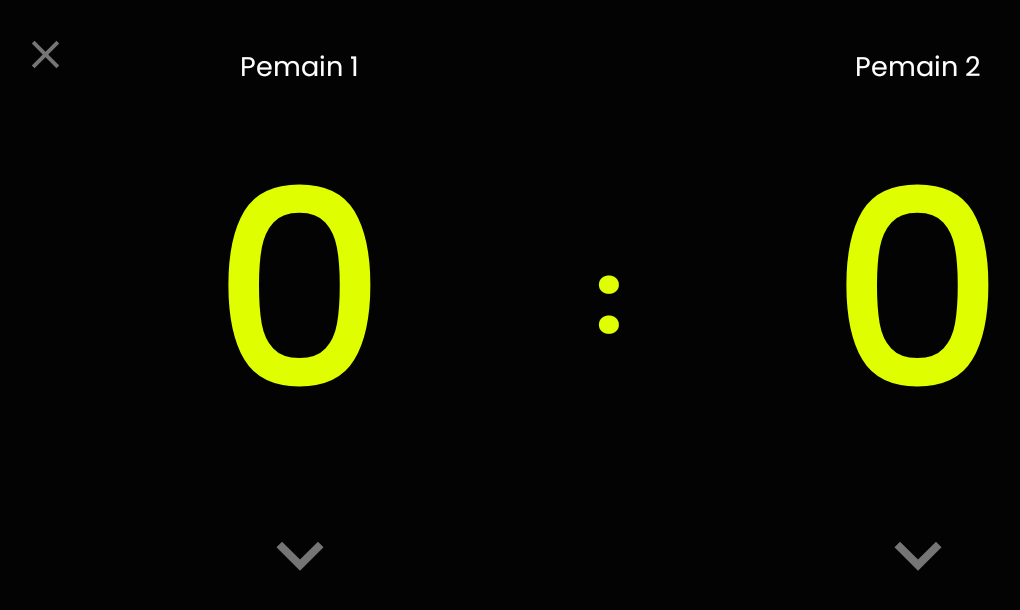
After one commit to himawanmasyaid/score-board-android, an Android app: the ScoreBoardActivity screen opened directly, with no data from a screen before it, on a phone screen of 824 x 412 dp (held sideways). The commit adds this screen. Shown: the top 610 px of the screen, without its empty margins (9-1029 px from the left). Run offline under Robolectric (Android 15) with nearby library versions, the phone set to English and light mode, and no system bars; our stand-ins replace sdp/ssp sizes.

Commit message:
- create score board class - navigation to score board - score board view

```diff
--- a/app/src/main/AndroidManifest.xml
+++ b/app/src/main/AndroidManifest.xml
@@ -13,6 +13,14 @@
         android:theme="@style/NoActionBar"
         tools:targetApi="31">
         <activity
+            android:name=".ui.score.ScoreBoardActivity"
+            android:screenOrientation="landscape"
+            android:exported="false">
+            <meta-data
+                android:name="android.app.lib_name"
+                android:value="" />
+        </activity>
+        <activity
             android:name=".ui.main.MainActivity"
             android:exported="false">
             <meta-data
@@ -22,8 +30,9 @@
         <activity
             android:name=".ui.splash.SplashActivity"
             android:exported="true">
-            <intent-filter  android:autoVerify="true">
+            <intent-filter android:autoVerify="true">
                 <action android:name="android.intent.action.MAIN" />
+
                 <category android:name="android.intent.category.LAUNCHER" />
             </intent-filter>
 
--- a/app/src/main/java/com/himawanmasyaid/scoreboardandroid/ui/main/MainActivity.kt
+++ b/app/src/main/java/com/himawanmasyaid/scoreboardandroid/ui/main/MainActivity.kt
@@ -1,5 +1,6 @@
 package com.himawanmasyaid.scoreboardandroid.ui.main
 
+import android.content.Intent
 import androidx.appcompat.app.AppCompatActivity
 import android.os.Bundle
 import android.util.Log
@@ -8,7 +9,9 @@ import androidx.recyclerview.widget.LinearLayoutManager
 import com.himawanmasyaid.scoreboardandroid.R
 import com.himawanmasyaid.scoreboardandroid.common.viewBinding
 import com.himawanmasyaid.scoreboardandroid.databinding.ActivityMainBinding
+import com.himawanmasyaid.scoreboardandroid.model.SportModel
 import com.himawanmasyaid.scoreboardandroid.ui.base.BaseActivity
+import com.himawanmasyaid.scoreboardandroid.ui.score.ScoreBoardActivity
 
 class MainActivity : BaseActivity() {
 
@@ -16,7 +19,9 @@ class MainActivity : BaseActivity() {
     private val viewModel by viewModels<MainViewModel>()
 
     private val adapter by lazy(LazyThreadSafetyMode.NONE) {
-        SportsAdapter()
+        SportsAdapter(
+            ::onDirectScoreBoard
+        )
     }
 
     override fun onCreate(savedInstanceState: Bundle?) {
@@ -49,6 +54,12 @@ class MainActivity : BaseActivity() {
         }
     }
 
+    private fun onDirectScoreBoard(sport: SportModel) {
+        val intent = Intent(this, ScoreBoardActivity::class.java)
+        intent.putExtra(ScoreBoardActivity.SPORT_ID_ARGS, sport.id)
+        startActivity(intent)
+    }
+
     private fun setLog(msg: String) {
         Log.e("main", msg)
     }
--- a/app/src/main/java/com/himawanmasyaid/scoreboardandroid/ui/main/SportsAdapter.kt
+++ b/app/src/main/java/com/himawanmasyaid/scoreboardandroid/ui/main/SportsAdapter.kt
@@ -8,7 +8,9 @@ import com.himawanmasyaid.scoreboardandroid.common.convertSecondToMinutes
 import com.himawanmasyaid.scoreboardandroid.databinding.ItemSportsBinding
 import com.himawanmasyaid.scoreboardandroid.model.SportModel
 
-class SportsAdapter : RecyclerView.Adapter<SportsAdapter.ViewHolder>() {
+class SportsAdapter(
+    private val onClickSports: (SportModel) -> Unit
+): RecyclerView.Adapter<SportsAdapter.ViewHolder>() {
 
     var listData: MutableList<SportModel> = ArrayList()
 
@@ -62,6 +64,11 @@ class SportsAdapter : RecyclerView.Adapter<SportsAdapter.ViewHolder>() {
                 if (it.image != 0) {
                     ivIcon.setImageResource(it.image)
                 }
+
+                itemView.setOnClickListener { view ->
+                    onClickSports(it)
+                }
+
             }
 
         }
--- /dev/null
+++ b/app/src/main/java/com/himawanmasyaid/scoreboardandroid/ui/score/ScoreBoardActivity.kt
@@ -0,0 +1,30 @@
+package com.himawanmasyaid.scoreboardandroid.ui.score
+
+import androidx.appcompat.app.AppCompatActivity
+import android.os.Bundle
+import com.himawanmasyaid.scoreboardandroid.R
+import com.himawanmasyaid.scoreboardandroid.common.viewBinding
+import com.himawanmasyaid.scoreboardandroid.databinding.ActivityScoreBoardBinding
+
+class ScoreBoardActivity : AppCompatActivity() {
+
+    private val binding by viewBinding(ActivityScoreBoardBinding::inflate)
+
+    companion object {
+        const val SPORT_ID_ARGS : String = "SPORT_ID_ARGS"
+    }
+
+    override fun onCreate(savedInstanceState: Bundle?) {
+        super.onCreate(savedInstanceState)
+        setContentView(binding.root)
+
+        val sportId = intent.getIntExtra(SPORT_ID_ARGS, 0)
+        initView()
+
+    }
+
+    private fun initView() {
+
+    }
+
+}
--- /dev/null
+++ b/app/src/main/res/drawable/ic_arrow_down_dark.xml
@@ -0,0 +1,5 @@
+<vector android:height="48dp" android:tint="#757575"
+    android:viewportHeight="24" android:viewportWidth="24"
+    android:width="48dp" xmlns:android="http://schemas.android.com/apk/res/android">
+    <path android:fillColor="@android:color/white" android:pathData="M7.41,8.59L12,13.17l4.59,-4.58L18,10l-6,6 -6,-6 1.41,-1.41z"/>
+</vector>
--- /dev/null
+++ b/app/src/main/res/drawable/ic_arrow_up_dark.xml
@@ -0,0 +1,5 @@
+<vector android:height="48dp" android:tint="#757575"
+    android:viewportHeight="24" android:viewportWidth="24"
+    android:width="48dp" xmlns:android="http://schemas.android.com/apk/res/android">
+    <path android:fillColor="@android:color/white" android:pathData="M7.41,15.41L12,10.83l4.59,4.58L18,14l-6,-6 -6,6z"/>
+</vector>
--- /dev/null
+++ b/app/src/main/res/drawable/ic_baseline_close.xml
@@ -0,0 +1,5 @@
+<vector android:height="24dp" android:tint="#757575"
+    android:viewportHeight="24" android:viewportWidth="24"
+    android:width="24dp" xmlns:android="http://schemas.android.com/apk/res/android">
+    <path android:fillColor="@android:color/white" android:pathData="M19,6.41L17.59,5 12,10.59 6.41,5 5,6.41 10.59,12 5,17.59 6.41,19 12,13.41 17.59,19 19,17.59 13.41,12z"/>
+</vector>
--- /dev/null
+++ b/app/src/main/res/layout/activity_score_board.xml
@@ -0,0 +1,121 @@
+<?xml version="1.0" encoding="utf-8"?>
+<RelativeLayout xmlns:android="http://schemas.android.com/apk/res/android"
+    xmlns:app="http://schemas.android.com/apk/res-auto"
+    xmlns:tools="http://schemas.android.com/tools"
+    android:layout_width="match_parent"
+    android:layout_height="match_parent"
+    android:background="@color/background_dark"
+    android:orientation="vertical"
+    tools:context=".ui.score.ScoreBoardActivity">
+
+    <RelativeLayout
+        android:layout_width="match_parent"
+        android:layout_height="match_parent">
+
+        <ImageView
+            android:id="@+id/ivClose"
+            android:layout_width="@dimen/_24sdp"
+            android:layout_height="@dimen/_24sdp"
+            android:layout_margin="@dimen/_16sdp"
+            android:src="@drawable/ic_baseline_close" />
+
+        <LinearLayout
+            android:layout_width="match_parent"
+            android:layout_height="match_parent"
+            android:orientation="horizontal"
+            android:weightSum="2">
+
+            <RelativeLayout
+                android:layout_width="match_parent"
+                android:layout_height="match_parent"
+                android:layout_weight="1">
+
+                <TextView
+                    android:id="@+id/tvPlayer1"
+                    style="@style/textBody2"
+                    android:layout_width="wrap_content"
+                    android:layout_height="wrap_content"
+                    android:layout_centerHorizontal="true"
+                    android:layout_marginTop="@dimen/_24sdp"
+                    android:gravity="center"
+                    android:text="@string/player_1"
+                    android:textColor="@color/textWhite" />
+
+                <TextView
+                    android:id="@+id/tvScorePlayer1"
+                    style="@style/textSub1"
+                    android:layout_width="wrap_content"
+                    android:layout_height="wrap_content"
+                    android:layout_above="@id/ivSwipeScorePlayer1"
+                    android:layout_below="@+id/tvPlayer1"
+                    android:layout_centerHorizontal="true"
+                    android:text="0"
+                    android:textColor="@color/textPrimary"
+                    android:textSize="@dimen/_140sdp" />
+
+                <ImageView
+                    android:id="@+id/ivSwipeScorePlayer1"
+                    android:layout_width="@dimen/_48sdp"
+                    android:layout_height="@dimen/_48sdp"
+                    android:layout_alignParentBottom="true"
+                    android:layout_centerHorizontal="true"
+                    android:layout_marginBottom="@dimen/_8sdp"
+                    android:src="@drawable/ic_arrow_down_dark" />
+
+            </RelativeLayout>
+
+            <RelativeLayout
+                android:layout_width="match_parent"
+                android:layout_height="match_parent"
+                android:layout_weight="1">
+
+                <TextView
+                    android:id="@+id/tvPlayer2"
+                    style="@style/textBody2"
+                    android:layout_width="wrap_content"
+                    android:layout_height="wrap_content"
+                    android:layout_centerHorizontal="true"
+                    android:layout_marginTop="@dimen/_24sdp"
+                    android:gravity="center"
+                    android:text="@string/player_2"
+                    android:textColor="@color/textWhite" />
+
+                <TextView
+                    android:id="@+id/tvScorePlayer2"
+                    style="@style/textSub1"
+                    android:layout_width="wrap_content"
+                    android:layout_height="wrap_content"
+                    android:layout_above="@id/ivSwipeScorePlayer2"
+                    android:layout_below="@+id/tvPlayer2"
+                    android:layout_centerHorizontal="true"
+                    android:text="0"
+                    android:textColor="@color/textPrimary"
+                    android:textSize="@dimen/_140sdp" />
+
+                <ImageView
+                    android:id="@+id/ivSwipeScorePlayer2"
+                    android:layout_width="@dimen/_48sdp"
+                    android:layout_height="@dimen/_48sdp"
+                    android:layout_alignParentBottom="true"
+                    android:layout_centerHorizontal="true"
+                    android:layout_marginBottom="@dimen/_8sdp"
+                    android:src="@drawable/ic_arrow_down_dark" />
+
+            </RelativeLayout>
+
+        </LinearLayout>
+
+        <TextView
+            android:id="@+id/tvCenter"
+            style="@style/textH1"
+            android:layout_width="wrap_content"
+            android:layout_height="wrap_content"
+            android:layout_centerInParent="true"
+            android:text=":"
+            android:textColor="@color/textPrimary"
+            android:textSize="@dimen/_50ssp" />
+
+    </RelativeLayout>
+
+
+</RelativeLayout>
--- a/app/src/main/res/values/colors.xml
+++ b/app/src/main/res/values/colors.xml
@@ -22,4 +22,11 @@
     <color name="textYellow">#FFC728</color>
     <color name="textBlack">#303030</color>
 
+    /*
+    BACKGROUND
+    */ --------------------------
+    <color name="background_dark">#030304</color>
+    <color name="background_light">#FFFFFFFF</color>
+
+
 </resources>
--- a/app/src/main/res/values/strings.xml
+++ b/app/src/main/res/values/strings.xml
@@ -13,4 +13,8 @@
     <string name="total_game_score">Total skor pertandingan ini adalah %s poin</string>
     <string name="total_game_duration">Durasi pertandingan ini adalah %s menit</string>
 
+    <string name="player_1">Pemain 1</string>
+    <string name="player_2">Pemain 2</string>
+
+
 </resources>
--- a/app/src/main/res/values/styles.xml
+++ b/app/src/main/res/values/styles.xml
@@ -93,4 +93,14 @@
         <item name="android:fontFamily">@font/bold_poppins</item>
     </style>
 
+    /*
+    TEXT
+    */ --------------------------
+
+    <style name="textScoreBoard" parent="android:Widget.TextView">
+        <item name="android:textColor">@color/textPrimary</item>
+        <item name="android:textSize">@dimen/_100ssp</item>
+        <item name="android:fontFamily">@font/extrabold_jetbrainsmono</item>
+    </style>
+
 </resources>
```
Also changed, not shown: app/src/main/res/font/extrabold_jetbrainsmono.ttf (added).
